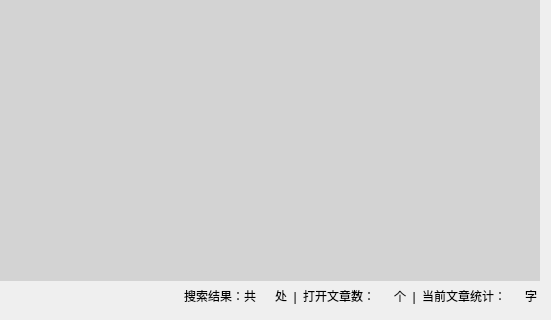
The window that gui/memoWidget.ui (WatsonJay/tomato_farm) describes before a commit, drawn with Qt 5; both pictures show x 426 to 977 and y 222 to 542 of the 977 by 542 pixel window.
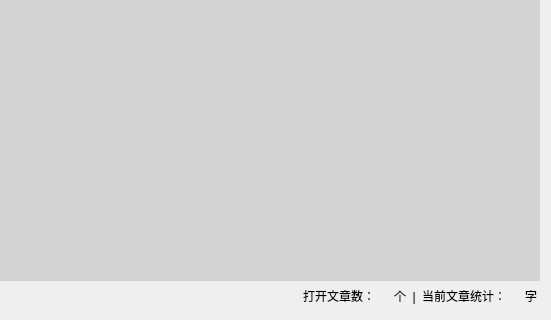
The same window after the commit. Icons and pictures are not drawn.

```diff
--- a/gui/memoWidget.ui
+++ b/gui/memoWidget.ui
@@ -1136,60 +1136,6 @@
             </property>
            </spacer>
           </item>
-          <item>
-           <widget class="QWidget" name="seachCountWidget" native="true">
-            <layout class="QHBoxLayout" name="horizontalLayout_8">
-             <property name="leftMargin">
-              <number>0</number>
-             </property>
-             <property name="topMargin">
-              <number>0</number>
-             </property>
-             <property name="rightMargin">
-              <number>0</number>
-             </property>
-             <property name="bottomMargin">
-              <number>0</number>
-             </property>
-             <item>
-              <widget class="QLabel" name="label">
-               <property name="font">
-                <font>
-                 <family>Microsoft YaHei UI</family>
-                </font>
-               </property>
-               <property name="text">
-                <string>搜索结果：共</string>
-               </property>
-              </widget>
-             </item>
-             <item>
-              <widget class="QLabel" name="searchCountLabel">
-               <property name="font">
-                <font>
-                 <family>Microsoft YaHei UI</family>
-                </font>
-               </property>
-               <property name="text">
-                <string/>
-               </property>
-              </widget>
-             </item>
-             <item>
-              <widget class="QLabel" name="label_3">
-               <property name="font">
-                <font>
-                 <family>Microsoft YaHei UI</family>
-                </font>
-               </property>
-               <property name="text">
-                <string>处  |</string>
-               </property>
-              </widget>
-             </item>
-            </layout>
-           </widget>
-          </item>
           <item>
            <widget class="QLabel" name="label_6">
             <property name="font">
```
